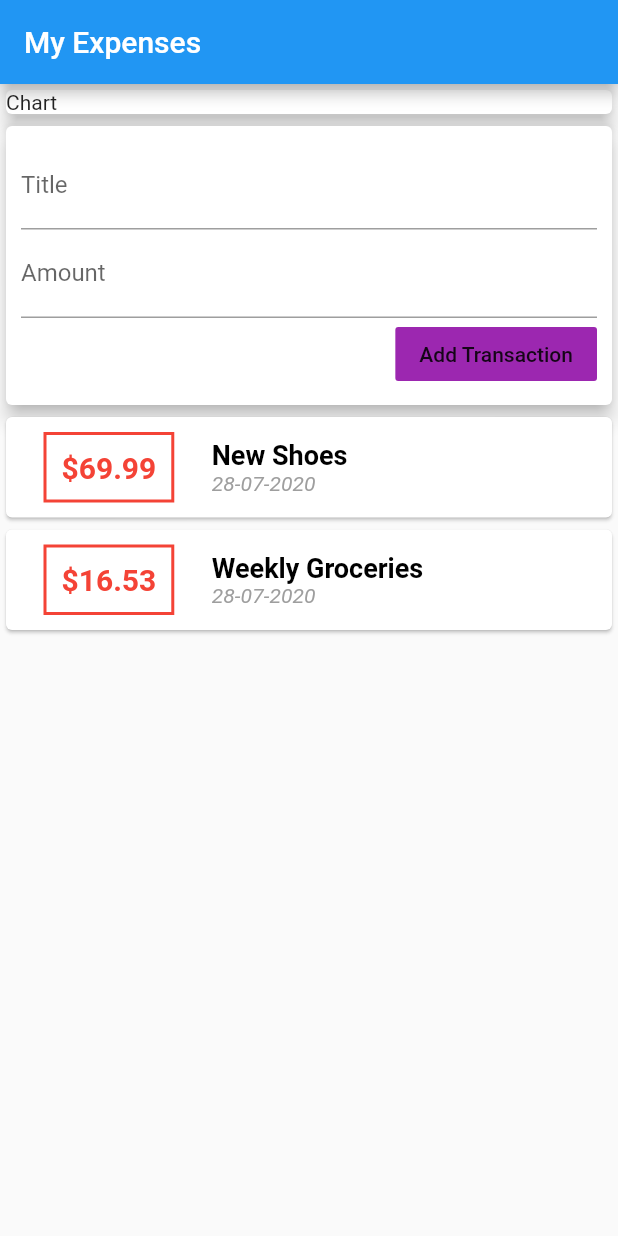
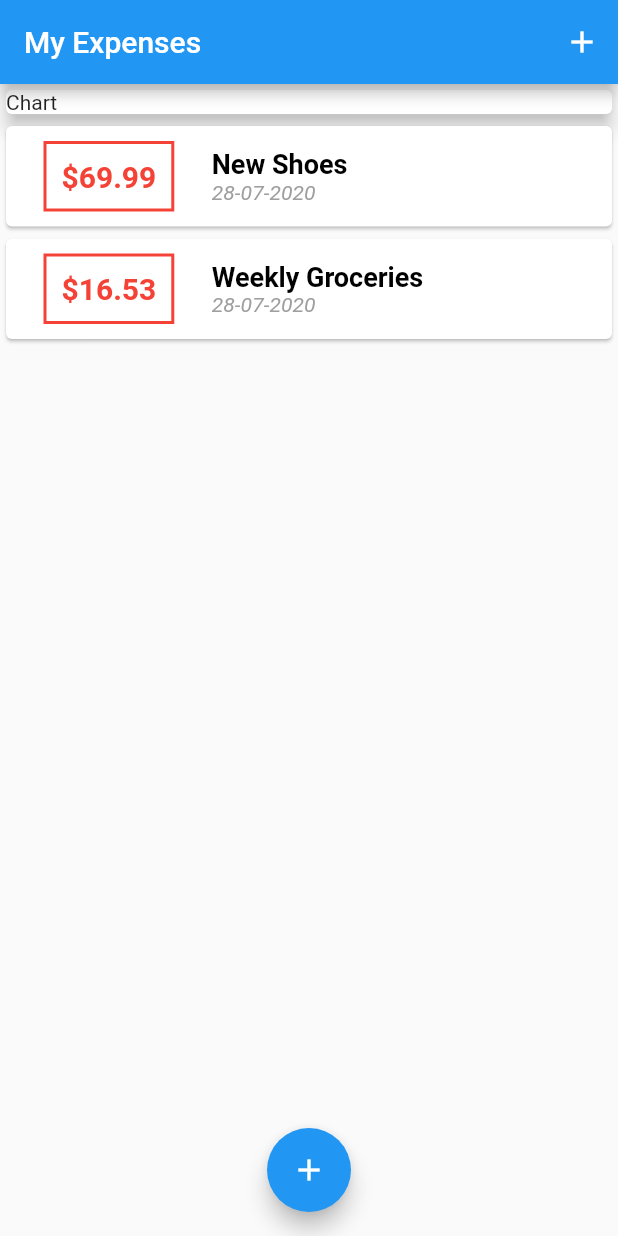
Before and after one commit to jamesoneill997/expenses-app, a Flutter app: the screen it shows after launch, on a phone screen of 412 x 824 dp. Run offline on Flutter 3.47's test engine with Material 2 defaults, Android fonts, the phone set to English and light mode, and no system bars.

Commit message:
refactored input system

```diff
--- a/lib/main.dart
+++ b/lib/main.dart
@@ -1,7 +1,8 @@
-import 'package:expenses_app/widgets/user_transactions.dart';
 import 'package:flutter/material.dart';
 
-import './widgets/user_transactions.dart';
+import './widgets/new_transaction.dart';
+import './models/transaction.dart';
+import './widgets/transaction_list.dart';
 
 void main() {
   runApp(MyApp());
@@ -22,15 +23,68 @@ class MyApp extends StatelessWidget {
   }
 }
 
-class MyHomePage extends StatelessWidget {
+class MyHomePage extends StatefulWidget {
   final String title;
   MyHomePage({Key key, this.title}) : super(key: key);
+
+  @override
+  _MyHomePageState createState() => _MyHomePageState();
+}
+
+class _MyHomePageState extends State<MyHomePage> {
+  void _startAddNewTrans(BuildContext ctx) {
+    showModalBottomSheet(
+        context: ctx,
+        builder: (_) {
+          return GestureDetector(
+            onTap: () {},
+            child: NewTransaction(
+              _addNewTransaction,
+            ),
+            behavior: HitTestBehavior.opaque,
+          );
+        });
+  }
+
+  final List<Transaction> _userTransactions = [
+    Transaction(
+      id: 't1',
+      title: 'New Shoes',
+      amount: 69.99,
+      date: DateTime.now(),
+    ),
+    Transaction(
+      id: 't2',
+      title: 'Weekly Groceries',
+      amount: 16.53,
+      date: DateTime.now(),
+    ),
+  ];
+
+  void _addNewTransaction(String title, double amount) {
+    final newTx = Transaction(
+      title: title,
+      amount: amount,
+      date: DateTime.now(),
+      id: DateTime.now().toString(),
+    );
+
+    setState(() {
+      _userTransactions.add(newTx);
+    });
+  }
 
   @override
   Widget build(BuildContext context) {
     return Scaffold(
       appBar: AppBar(
-          title: Text(this.title),
+        title: Text(this.widget.title),
+        actions: <Widget>[
+          IconButton(
+            icon: Icon(Icons.add),
+            onPressed: () => _startAddNewTrans(context),
+          )
+        ],
       ),
       body: SingleChildScrollView(
         child: Column(
@@ -44,9 +98,15 @@ class MyHomePage extends StatelessWidget {
                 elevation: 5,
               ),
             ),
-              UserTransactions(),
+            TransactionList(_userTransactions),
           ],
         ),
-        ));
+      ),
+      floatingActionButtonLocation: FloatingActionButtonLocation.centerFloat,
+      floatingActionButton: FloatingActionButton(
+        child: Icon(Icons.add),
+        onPressed: () => _startAddNewTrans(context),
+      ),
+    );
   }
 }
--- a/lib/widgets/user_transactions.dart
+++ /dev/null
@@ -1,48 +0,0 @@
-import 'package:flutter/material.dart';
-
-import './transaction_list.dart';
-import './new_transaction.dart';
-import '../models/transaction.dart';
-
-class UserTransactions extends StatefulWidget {
-  @override
-  _UserTransactionsState createState() => _UserTransactionsState();
-}
-
-class _UserTransactionsState extends State<UserTransactions> {
-  final List<Transaction> _userTransactions = [
-    Transaction(
-      id: 't1',
-      title: 'New Shoes',
-      amount: 69.99,
-      date: DateTime.now(),
-    ),
-    Transaction(
-      id: 't2',
-      title: 'Weekly Groceries',
-      amount: 16.53,
-      date: DateTime.now(),
-    ),
-  ];
-
-  void _addNewTransaction(String title, double amount) {
-    final newTx = Transaction(
-      title: title,
-      amount: amount,
-      date: DateTime.now(),
-      id: DateTime.now().toString(),
-    );
-
-    setState(() {
-      _userTransactions.add(newTx);
-    });
-  }
-
-  @override
-  Widget build(BuildContext context) {
-    return Column(children: <Widget>[
-      NewTransaction(_addNewTransaction),
-      TransactionList(_userTransactions),
-    ]);
-  }
-}
```
Lines whose indentation alone changed are shown as unchanged.
